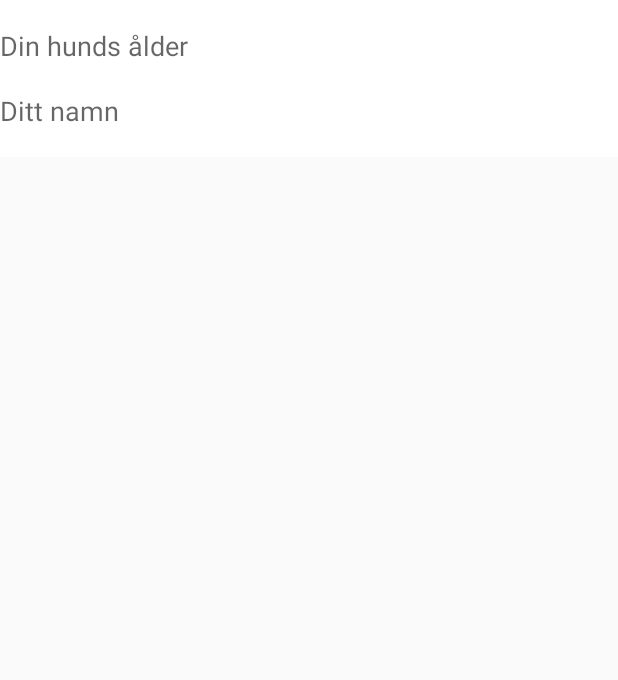
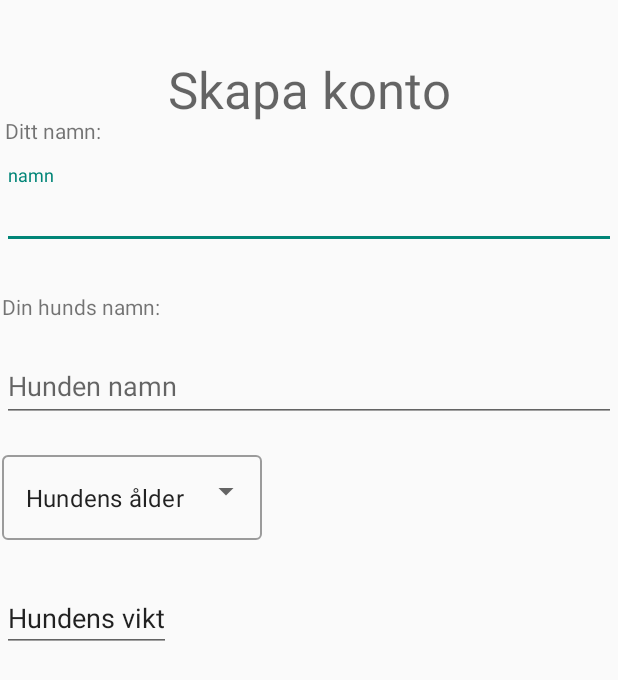
Before and after one commit to norawennerstrom/PupPulse, an Android app: the Create_account screen opened directly, with no data from a screen before it, on a phone screen of 412 x 824 dp. Shown: the top 680 px of the screen. Run offline under Robolectric (Android 15) with nearby library versions, the phone set to English and light mode, and no system bars.

Commit message:
modify activity_profile.xml

```diff
--- a/app/src/main/java/com/example/helloworld/Create_account.java
+++ b/app/src/main/java/com/example/helloworld/Create_account.java
@@ -3,12 +3,43 @@ package com.example.helloworld;
 import androidx.appcompat.app.AppCompatActivity;
 
 import android.os.Bundle;
+import android.view.View;
+import android.widget.AdapterView;
+import android.widget.ArrayAdapter;
+import android.widget.AutoCompleteTextView;
+import android.widget.Toast;
 
-public class Create_account extends AppCompatActivity {
+public class Create_account extends AppCompatActivity
+{
+
+    String [] items = {"Alder", "1", "2", "3", "4","5","6","7","8","9","10","11","12","13","14","15","16","17","18","19","20","21"};
+    String [] weight= {"weight","2","3","4","5","10","15","20","25","30","35","40","45","50","55","60","65","70","75","70"};
+
+    AutoCompleteTextView autoCompleteTextView;
+    AutoCompleteTextView autoCompleteTextView6;
+
+    ArrayAdapter<String> adapterItems;
+    ArrayAdapter<String> adapterweight;
+
 
     @Override
-    protected void onCreate(Bundle savedInstanceState) {
+    protected void onCreate(Bundle savedInstanceState)
+    {
         super.onCreate(savedInstanceState);
         setContentView(R.layout.activity_create_account2);
+
+        autoCompleteTextView = findViewById(R.id.autoCompleteTextView);
+        adapterItems=new ArrayAdapter<>(this, R.layout.dropdown_item,items);
+        autoCompleteTextView.setAdapter(adapterItems);
+
+        autoCompleteTextView.setOnItemClickListener(new AdapterView.OnItemClickListener() {
+            @Override
+            public void onItemClick(AdapterView<?> parent, View view, int position, long id) {
+                String items=parent.getItemAtPosition(position).toString();
+                Toast.makeText(getApplicationContext(), "items:" +items,Toast.LENGTH_SHORT).show();          }
+        });
+
+
     }
+
 }
--- /dev/null
+++ b/app/src/main/res/drawable/edit_text_background.xml
@@ -0,0 +1,17 @@
+<?xml version="1.0" encoding="utf-8"?>
+<selector xmlns:android="http://schemas.android.com/apk/res/android">
+
+    <item>
+        <shape android:shape="rectangle">
+
+            <solid android:color="@color/black"/>
+            <corners android:radius="10dp"/>
+
+            <stroke
+                android:width="2dp"
+                android:color="@color/black"/>
+
+        </shape>
+
+    </item>
+</selector>
--- a/app/src/main/res/layout/activity_create_account2.xml
+++ b/app/src/main/res/layout/activity_create_account2.xml
@@ -11,59 +11,125 @@
         android:layout_width="wrap_content"
         android:layout_height="wrap_content"
         android:layout_marginStart="112dp"
-        android:layout_marginTop="16dp"
+        android:layout_marginTop="26dp"
         android:layout_marginEnd="112dp"
-        android:layout_marginBottom="33dp"
+        android:layout_marginBottom="18dp"
         android:text="Skapa konto"
         android:textAppearance="@style/TextAppearance.AppCompat.Display1"
-        app:layout_constraintBottom_toTopOf="@+id/Hundensnamn"
+        app:layout_constraintBottom_toTopOf="@+id/textInputLayout"
         app:layout_constraintEnd_toEndOf="parent"
         app:layout_constraintStart_toStartOf="parent"
         app:layout_constraintTop_toTopOf="parent" />
 
-    <EditText
-        android:id="@+id/namn"
-        android:layout_width="414dp"
-        android:layout_height="61dp"
-        android:layout_below="@id/skapakonto"
-        android:layout_marginTop="29dp"
-        android:background="@color/white"
-        android:hint="Ditt namn"
-        android:singleLine="false"
+    <com.google.android.material.textfield.TextInputLayout
+        android:id="@+id/textInputLayout"
+        android:layout_width="409dp"
+        android:layout_height="wrap_content"
+        android:layout_marginStart="1dp"
+        android:layout_marginTop="2dp"
+        android:layout_marginEnd="1dp"
+        android:layout_marginBottom="10dp"
+        app:layout_constraintBottom_toTopOf="@+id/textView6"
         app:layout_constraintEnd_toEndOf="parent"
         app:layout_constraintStart_toStartOf="parent"
-        app:layout_constraintTop_toBottomOf="@+id/skapakonto" />
+        app:layout_constraintTop_toBottomOf="@+id/textView5">
 
-    <EditText
-        android:id="@+id/Hundensnamn"
-        android:layout_width="414dp"
-        android:layout_height="61dp"
-        android:layout_below="@id/namn"
-        android:background="@color/white"
-        android:hint="Din hunds namn"
-        android:singleLine="false"
-        tools:layout_editor_absoluteX="0dp"
-        tools:layout_editor_absoluteY="94dp" />
+        <com.google.android.material.textfield.TextInputEditText
+            android:layout_width="match_parent"
+            android:layout_height="wrap_content"
+            android:hint="namn" />
+    </com.google.android.material.textfield.TextInputLayout>
+
+    <TextView
+        android:id="@+id/textView5"
+        android:layout_width="wrap_content"
+        android:layout_height="wrap_content"
+        android:layout_marginStart="4dp"
+        android:layout_marginTop="68dp"
+        android:layout_marginEnd="45dp"
+        android:layout_marginBottom="2dp"
+        android:text="Ditt namn:"
+        app:layout_constraintBottom_toTopOf="@+id/textInputLayout"
+        app:layout_constraintEnd_toStartOf="@+id/skapakonto"
+        app:layout_constraintStart_toStartOf="parent"
+        app:layout_constraintTop_toTopOf="parent" />
+
+    <com.google.android.material.textfield.TextInputLayout
+        android:id="@+id/textInputLayout2"
+        android:layout_width="409dp"
+        android:layout_height="wrap_content"
+        android:layout_marginStart="1dp"
+        android:layout_marginEnd="1dp"
+        android:layout_marginBottom="6dp"
+        app:layout_constraintBottom_toTopOf="@+id/textInputLayout3"
         app:layout_constraintEnd_toEndOf="parent"
         app:layout_constraintStart_toStartOf="parent"
-        app:layout_constraintTop_toBottomOf="@+id/namn" />
+        app:layout_constraintTop_toBottomOf="@+id/textView6">
+
+        <com.google.android.material.textfield.TextInputEditText
+            android:layout_width="match_parent"
+            android:layout_height="wrap_content"
+            android:hint="Hunden namn" />
+    </com.google.android.material.textfield.TextInputLayout>
+
+    <TextView
+        android:id="@+id/textView6"
+        android:layout_width="wrap_content"
+        android:layout_height="wrap_content"
+        android:layout_marginStart="1dp"
+        android:layout_marginTop="9dp"
+        android:layout_marginBottom="1dp"
+        android:text="Din hunds namn:"
+        app:layout_constraintBottom_toTopOf="@+id/textInputLayout2"
+        app:layout_constraintEnd_toStartOf="@+id/textInputLayout2"
+        app:layout_constraintHorizontal_bias="0.0"
+        app:layout_constraintStart_toStartOf="parent"
+        app:layout_constraintTop_toBottomOf="@+id/textInputLayout" />
+
+    <com.google.android.material.textfield.TextInputLayout
+        android:id="@+id/textInputLayout3"
+        style="@style/Widget.MaterialComponents.TextInputLayout.OutlinedBox.ExposedDropdownMenu"
+        android:layout_width="409dp"
+        android:layout_height="wrap_content"
+        android:layout_marginStart="1dp"
+        android:layout_marginTop="1dp"
+        android:layout_marginEnd="1dp"
+        android:layout_marginBottom="6dp"
+        app:layout_constraintBottom_toTopOf="@+id/textInputLayout4"
+        app:layout_constraintEnd_toEndOf="parent"
+        app:layout_constraintStart_toStartOf="parent"
+        app:layout_constraintTop_toBottomOf="@+id/textInputLayout2">
+
+        <AutoCompleteTextView
+            android:id="@+id/autoCompleteTextView"
+            android:layout_width="wrap_content"
+            android:layout_height="wrap_content"
+            android:layout_weight="1"
+            android:inputType="none"
+            android:text="Hundens ålder" />
+    </com.google.android.material.textfield.TextInputLayout>
+
+    <com.google.android.material.textfield.TextInputLayout
+        android:id="@+id/textInputLayout4"
+        android:layout_width="409dp"
+        android:layout_height="wrap_content"
+        android:layout_marginStart="1dp"
+        android:layout_marginTop="3dp"
+        android:layout_marginEnd="1dp"
+        android:layout_marginBottom="380dp"
+        android:inputType="none"
+        app:layout_constraintBottom_toBottomOf="parent"
+        app:layout_constraintEnd_toEndOf="parent"
+        app:layout_constraintStart_toStartOf="parent"
+        app:layout_constraintTop_toBottomOf="@+id/textInputLayout3">
+
+        <AutoCompleteTextView
+            android:id="@+id/autoCompleteTextView6"
+            android:layout_width="wrap_content"
+            android:layout_height="wrap_content"
+            android:layout_weight="1"
+            android:text="Hundens vikt" />
+    </com.google.android.material.textfield.TextInputLayout>
 
 
-
-
-    <EditText
-        android:id="@+id/Ålder"
-        android:layout_width="414dp"
-        android:layout_height="61dp"
-        android:layout_below="@id/Hundensnamn"
-        android:layout_marginTop="33dp"
-        android:layout_marginBottom="29dp"
-        android:background="@color/white"
-        android:hint="Din hunds ålder"
-        android:singleLine="false"
-        app:layout_constraintBottom_toTopOf="@+id/namn"
-        app:layout_constraintEnd_toEndOf="parent"
-        app:layout_constraintStart_toStartOf="parent"
-        app:layout_constraintTop_toBottomOf="@+id/skapakonto" />
-
 </androidx.constraintlayout.widget.ConstraintLayout>
--- a/app/src/main/res/layout/activity_profile.xml
+++ b/app/src/main/res/layout/activity_profile.xml
@@ -41,6 +41,7 @@
             android:text="back"
             app:layout_constraintBottom_toBottomOf="parent"
             app:layout_constraintEnd_toStartOf="@+id/textView"
+            app:layout_constraintHorizontal_bias="0.0"
             app:layout_constraintStart_toStartOf="parent"
             app:layout_constraintTop_toTopOf="parent"
             app:layout_constraintVertical_bias="0.0" />
--- /dev/null
+++ b/app/src/main/res/layout/dropdown_item.xml
@@ -0,0 +1,14 @@
+
+<TextView
+    android:id="@+id/textView8"
+    android:layout_width="match_parent"
+    android:layout_height="wrap_content"
+    android:text="TextView"
+    android:padding="14dp"
+    android:textColor="@color/black"
+    android:textStyle="bold"
+    android:textSize="16sp"
+    android:ellipsize="end"
+    android:maxLines="1"
+    android:textAppearance="?attr/textAppearanceSubtitle1"
+    xmlns:android="http://schemas.android.com/apk/res/android"/>
--- a/app/src/main/res/values/strings.xml
+++ b/app/src/main/res/values/strings.xml
@@ -12,4 +12,7 @@
     <string name="home">Home</string>
     <!-- TODO: Remove or change this placeholder text -->
     <string name="placeholder">Hello blank fragment</string>
+
+
+
 </resources>
```
